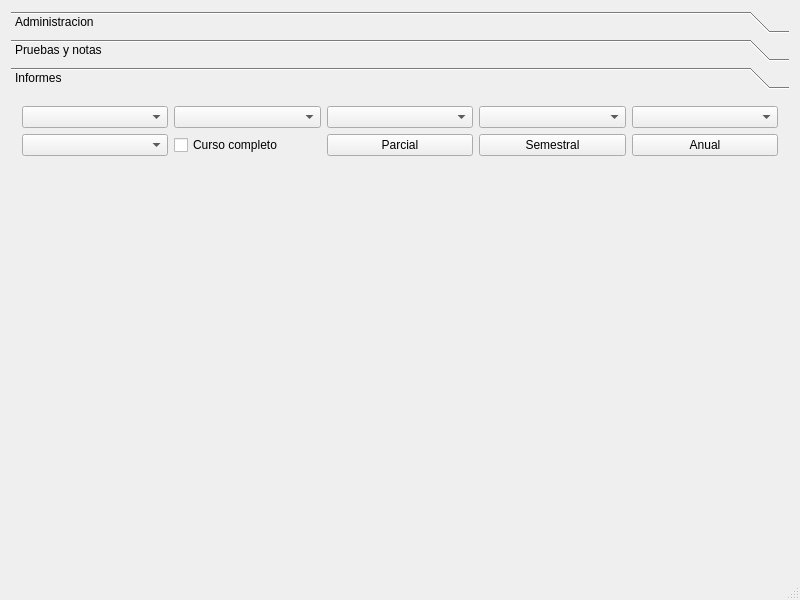
Before: the Qt Designer form conotas.ui in palelile/CoNotas, drawn with Qt 5.
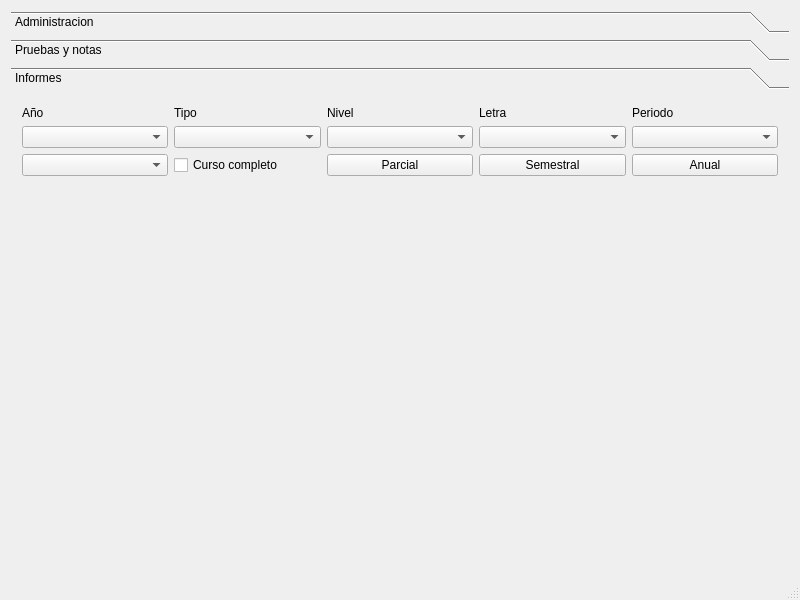
After: the same form once the commit is applied. The open tabs and pages were chosen to show the change.

Commit message: Al agregar un alumno a un curso cuando ya existen pruebas definidas, se crean notas para el alumno respectivo. Mejoras en la legibilidad en la tabla de notas.

Diff of the .ui file:
```diff
--- a/conotas.ui
+++ b/conotas.ui
@@ -824,7 +824,7 @@
          <x>0</x>
          <y>0</y>
          <width>782</width>
-         <height>485</height>
+         <height>145</height>
         </rect>
        </property>
        <attribute name="label">
@@ -832,22 +832,57 @@
        </attribute>
        <layout class="QVBoxLayout" name="verticalLayout_9">
         <item>
-         <layout class="QHBoxLayout" name="seleccion_curso">
-          <item>
-           <widget class="QComboBox" name="inf_anio"/>
-          </item>
-          <item>
+         <layout class="QGridLayout" name="gridLayout_5">
+          <item row="1" column="1">
            <widget class="QComboBox" name="inf_tipo"/>
           </item>
-          <item>
-           <widget class="QComboBox" name="inf_nivel"/>
-          </item>
-          <item>
-           <widget class="QComboBox" name="inf_letra"/>
-          </item>
-          <item>
+          <item row="1" column="4">
            <widget class="QComboBox" name="inf_periodo"/>
           </item>
+          <item row="1" column="0">
+           <widget class="QComboBox" name="inf_anio"/>
+          </item>
+          <item row="1" column="3">
+           <widget class="QComboBox" name="inf_letra"/>
+          </item>
+          <item row="1" column="2">
+           <widget class="QComboBox" name="inf_nivel"/>
+          </item>
+          <item row="0" column="0">
+           <widget class="QLabel" name="label_15">
+            <property name="text">
+             <string>Año</string>
+            </property>
+           </widget>
+          </item>
+          <item row="0" column="1">
+           <widget class="QLabel" name="label_16">
+            <property name="text">
+             <string>Tipo</string>
+            </property>
+           </widget>
+          </item>
+          <item row="0" column="2">
+           <widget class="QLabel" name="label_17">
+            <property name="text">
+             <string>Nivel</string>
+            </property>
+           </widget>
+          </item>
+          <item row="0" column="3">
+           <widget class="QLabel" name="label_18">
+            <property name="text">
+             <string>Letra</string>
+            </property>
+           </widget>
+          </item>
+          <item row="0" column="4">
+           <widget class="QLabel" name="label_19">
+            <property name="text">
+             <string>Periodo</string>
+            </property>
+           </widget>
+          </item>
          </layout>
         </item>
         <item>
```
Left out of the diff: 68 changed lines with no effect on the pictures. The commit also changes 2 other files.
